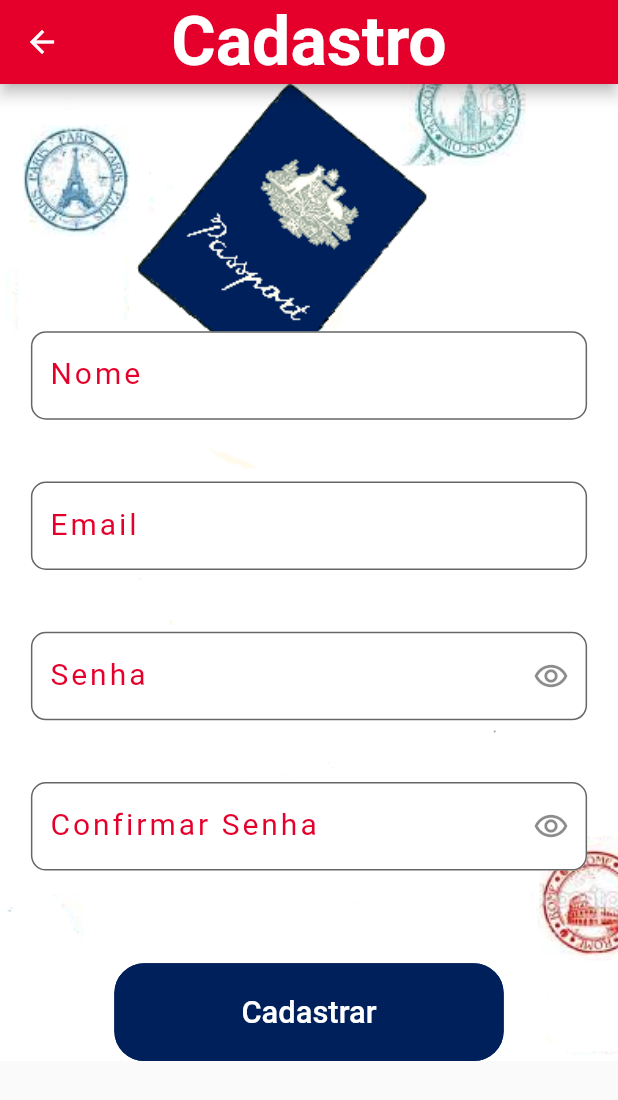
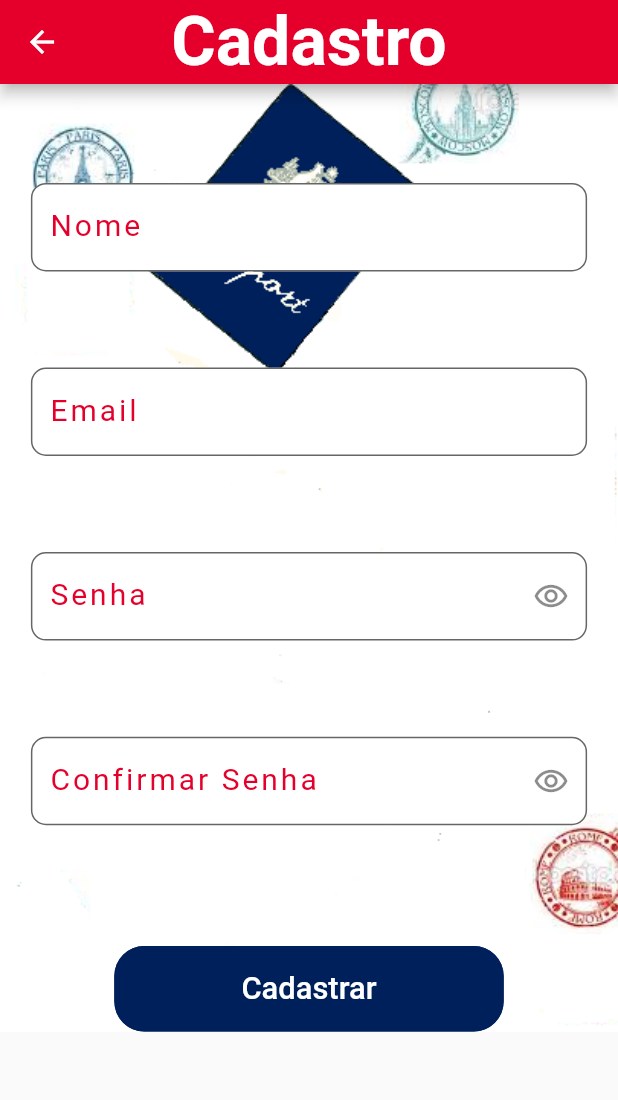
Before and after one commit to BrenoFischer/Travelog, a Flutter app: the screen it shows after launch, after a tap on "Cadastrar", on a phone screen of 412 x 824 dp. Shown: the top 1100 px of the screen. Run offline on Flutter 3.47's test engine with Material 2 defaults, Android fonts, the phone set to English and light mode, and no system bars; our stand-ins replace firebase_auth, firebase_core, get, google_fonts, google_maps_flutter; accounts and stored records are empty; Roboto replaces fonts that are missing (Sansita).

Commit message:
textFormField error nao alterando layout

```diff
--- a/lib/components/text_form_field.dart
+++ b/lib/components/text_form_field.dart
@@ -36,6 +36,9 @@ class _MyTextFormFieldState extends State<MyTextFormField> {
           bottom: widget.size.width * 0.05),
       child: TextFormField(
           decoration: InputDecoration(
+            helperText: ' ',
+            helperStyle: TextStyle(fontSize: 16),
+            errorStyle: TextStyle(fontSize: 16),
             border: OutlineInputBorder(
               borderRadius: BorderRadius.circular(10),
             ),
--- a/lib/screens/sign_up.dart
+++ b/lib/screens/sign_up.dart
@@ -138,7 +138,7 @@ class SignUpScreen extends GetWidget<AuthController> {
           child: Form(
             key: _signUpFormKey,
             child: Container(
-              margin: EdgeInsets.only(top: AppStyles.bigPadding),
+              margin: EdgeInsets.only(top: AppStyles.mediumPadding),
               child: Column(
                 children: [
                   textFieldsContainer,
--- a/lib/ui/size_styling.dart
+++ b/lib/ui/size_styling.dart
@@ -26,7 +26,7 @@ class AppStyles {
 
   static final double mediumPadding = SizeConfig.textMultiplier * 8;
 
-  static final double smallPadding = SizeConfig.textMultiplier * 2.5;
+  static final double smallPadding = SizeConfig.textMultiplier * 2;
 
   static final double appBarHeight = SizeConfig.textMultiplier * 15;
 
```
